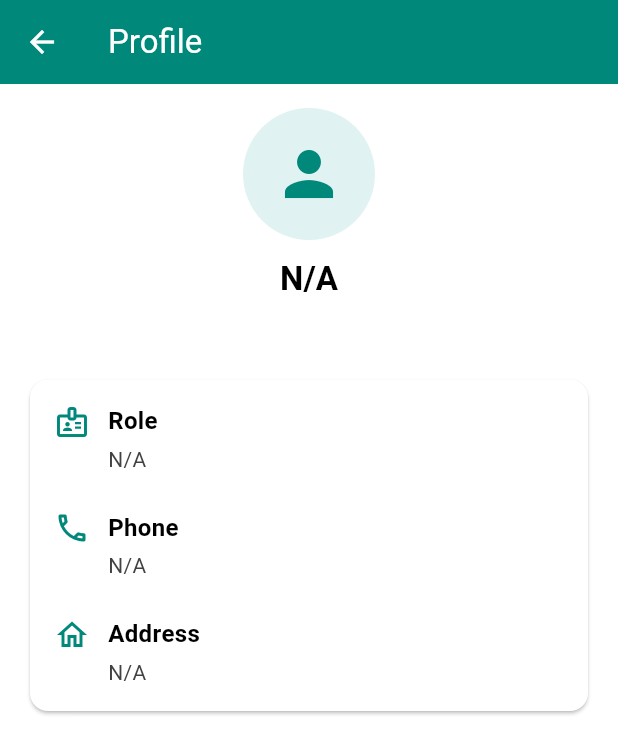
After one commit to SilkRo/Drepto_Biodevices-main, a Flutter app: the DashboardPage screen opened directly, after a tap on the "account circle" icon, on a phone screen of 412 x 824 dp. The commit adds this screen. Shown: the top 754 px of the screen. Run offline on Flutter 3.47's test engine with Material 3 defaults, Android fonts, the phone set to English and light mode, and no system bars; our stand-ins replace cloud_firestore, firebase_auth, firebase_core, firebase_messaging, google_fonts; accounts and stored records are empty.

Commit message:
profile page

```diff
--- a/lib/pages/dashboard_page.dart
+++ b/lib/pages/dashboard_page.dart
@@ -4,6 +4,7 @@ import 'package:firebase_auth/firebase_auth.dart';
 import 'package:firebase_messaging/firebase_messaging.dart';
 import 'package:intl/intl.dart';
 import 'package:uuid/uuid.dart';
+import 'profile_page.dart';
 
 class DashboardPage extends StatefulWidget {
   const DashboardPage({super.key});
@@ -207,7 +208,15 @@ class _DashboardPageState extends State<DashboardPage> {
             tooltip: 'Logout',
           ),
           const SizedBox(width: 8),
-          const Icon(Icons.account_circle_outlined, color: Colors.black),
+                    GestureDetector(
+            onTap: () {
+              Navigator.push(
+                context,
+                MaterialPageRoute(builder: (context) => const ProfilePage()),
+              );
+            },
+            child: const Icon(Icons.account_circle_outlined, color: Colors.black),
+          ),
         ],
       ),
       body: SingleChildScrollView(
--- /dev/null
+++ b/lib/pages/profile_page.dart
@@ -0,0 +1,140 @@
+import 'package:flutter/material.dart';
+import 'package:cloud_firestore/cloud_firestore.dart';
+import 'package:firebase_auth/firebase_auth.dart';
+
+class ProfilePage extends StatefulWidget {
+  const ProfilePage({super.key});
+
+  @override
+  State<ProfilePage> createState() => _ProfilePageState();
+}
+
+class _ProfilePageState extends State<ProfilePage> {
+  Map<String, dynamic>? _userData;
+  bool _isLoading = true;
+
+  @override
+  void initState() {
+    super.initState();
+    _loadUserProfile();
+  }
+
+  Future<void> _loadUserProfile() async {
+    try {
+      final user = FirebaseAuth.instance.currentUser;
+      if (user != null) {
+        final userDoc = await FirebaseFirestore.instance
+            .collection('users')
+            .doc(user.uid)
+            .get();
+        setState(() {
+          _userData = userDoc.data();
+          _isLoading = false;
+        });
+      } else {
+        setState(() => _isLoading = false);
+      }
+    } catch (e) {
+      setState(() => _isLoading = false);
+      debugPrint('Error fetching profile: $e');
+      if (mounted) {
+        ScaffoldMessenger.of(context).showSnackBar(
+          const SnackBar(content: Text('Failed to load profile data.')),
+        );
+      }
+    }
+  }
+
+  @override
+  Widget build(BuildContext context) {
+    return Scaffold(
+      appBar: AppBar(
+        title: const Text('Profile'),
+        backgroundColor: const Color(0xFF00897B),
+        foregroundColor: Colors.white,
+      ),
+      body: _isLoading
+          ? const Center(child: CircularProgressIndicator())
+          : _userData == null
+              ? const Center(child: Text('No profile data found.'))
+              : RefreshIndicator(
+                  onRefresh: _loadUserProfile,
+                  child: ListView(
+                    padding: const EdgeInsets.all(16.0),
+                    children: [
+                      _buildHeader(),
+                      const SizedBox(height: 24),
+                      _buildDetailsCard(),
+                    ],
+                  ),
+                ),
+    );
+  }
+
+  Widget _buildHeader() {
+    return Column(
+      children: [
+        CircleAvatar(
+          radius: 44,
+          backgroundColor: const Color(0xFFE0F2F1),
+          child: const Icon(Icons.person, size: 48, color: Color(0xFF00897B)),
+        ),
+        const SizedBox(height: 12),
+        Text(
+          (_userData?['displayName'] ?? 'N/A').toString(),
+          style: Theme.of(context)
+              .textTheme
+              .titleLarge
+              ?.copyWith(fontWeight: FontWeight.bold),
+        ),
+        const SizedBox(height: 4),
+        Text(
+          (_userData?['email'] ?? FirebaseAuth.instance.currentUser?.email ?? 'N/A').toString(),
+          style: Theme.of(context)
+              .textTheme
+              .bodyMedium
+              ?.copyWith(color: Colors.grey.shade600),
+        ),
+      ],
+    );
+  }
+
+  Widget _buildDetailsCard() {
+    return Card(
+      shape: RoundedRectangleBorder(borderRadius: BorderRadius.circular(12)),
+      child: Padding(
+        padding: const EdgeInsets.all(16.0),
+        child: Column(
+          children: [
+            _row(Icons.badge_outlined, 'Role', _userData?['role'] ?? 'N/A'),
+            const Divider(height: 24),
+            _row(Icons.phone_outlined, 'Phone', _userData?['phone'] ?? 'N/A'),
+            const Divider(height: 24),
+            _row(Icons.home_outlined, 'Address', _userData?['address'] ?? 'N/A'),
+          ],
+        ),
+      ),
+    );
+  }
+
+  Widget _row(IconData icon, String label, String value) {
+    return Row(
+      crossAxisAlignment: CrossAxisAlignment.start,
+      children: [
+        Icon(icon, color: const Color(0xFF00897B)),
+        const SizedBox(width: 12),
+        Expanded(
+          child: Column(
+            crossAxisAlignment: CrossAxisAlignment.start,
+            children: [
+              Text(label,
+                  style: const TextStyle(fontWeight: FontWeight.bold, fontSize: 16)),
+              const SizedBox(height: 4),
+              Text(value, style: TextStyle(color: Colors.grey.shade800)),
+            ],
+          ),
+        ),
+      ],
+    );
+  }
+}
```
